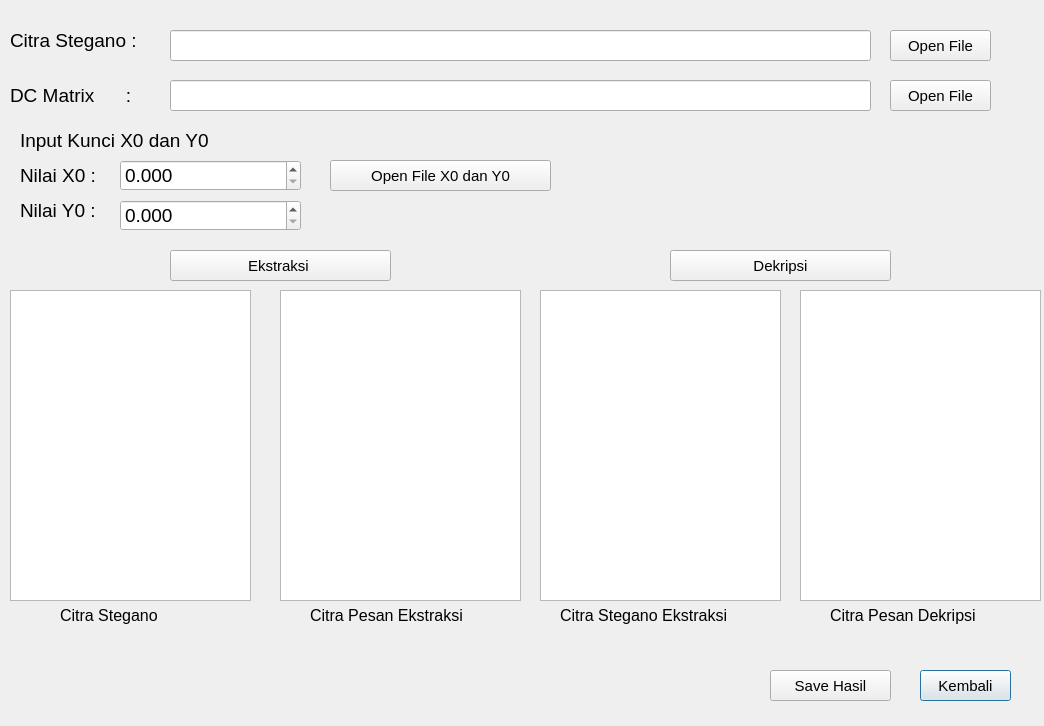
This is ui/InputEkstraksiDanDekripsi.ui in distky/DCT-Permutation-Chaotic-Encryption as Qt 5 draws it before an edit. The edited form follows.
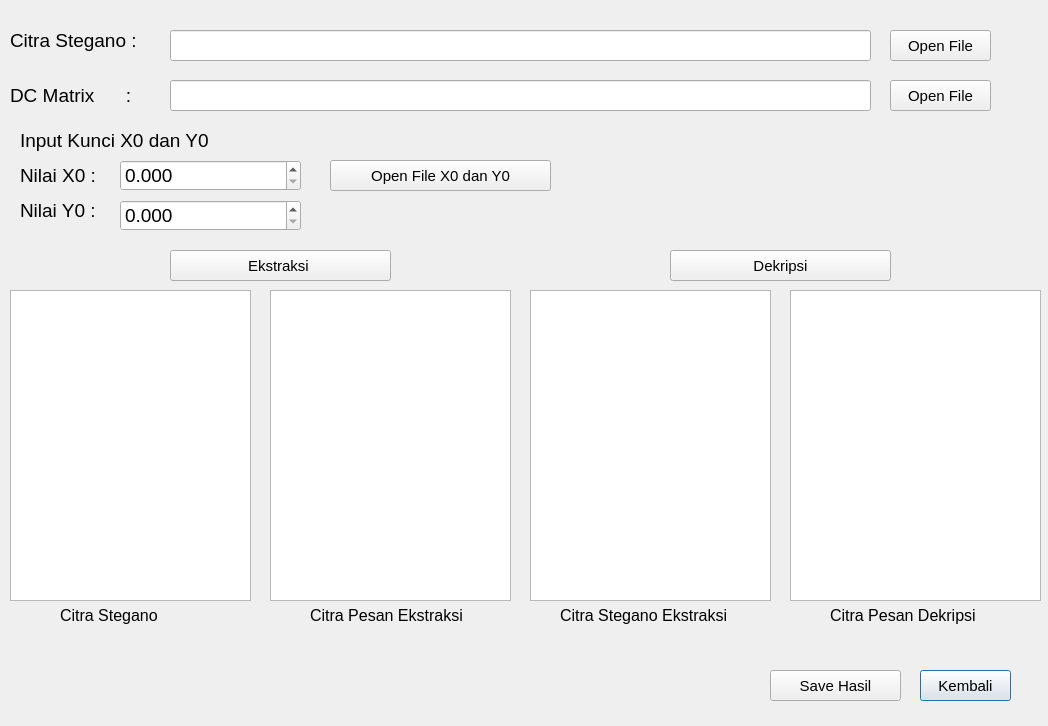
This is the edited form.

Commit message: perubahan button dan merapikan graphic view

Diff of the .ui file:
```diff
--- a/ui/InputEkstraksiDanDekripsi.ui
+++ b/ui/InputEkstraksiDanDekripsi.ui
@@ -6,7 +6,7 @@
    <rect>
     <x>0</x>
     <y>0</y>
-    <width>1044</width>
+    <width>1048</width>
     <height>726</height>
    </rect>
   </property>
@@ -280,7 +280,7 @@
   <widget class="QGraphicsView" name="citraPesanEkstrakView">
    <property name="geometry">
     <rect>
-     <x>280</x>
+     <x>270</x>
      <y>290</y>
      <width>241</width>
      <height>311</height>
@@ -328,7 +328,7 @@
     <rect>
      <x>770</x>
      <y>670</y>
-     <width>121</width>
+     <width>131</width>
      <height>31</height>
     </rect>
    </property>
@@ -344,7 +344,7 @@
   <widget class="QGraphicsView" name="citraSteganoEkstraksiView">
    <property name="geometry">
     <rect>
-     <x>540</x>
+     <x>530</x>
      <y>290</y>
      <width>241</width>
      <height>311</height>
@@ -372,9 +372,9 @@
   <widget class="QGraphicsView" name="citraPesanDekripsiView">
    <property name="geometry">
     <rect>
-     <x>800</x>
+     <x>790</x>
      <y>290</y>
-     <width>241</width>
+     <width>251</width>
      <height>311</height>
     </rect>
    </property>
```
The commit also changes 3 other files.
